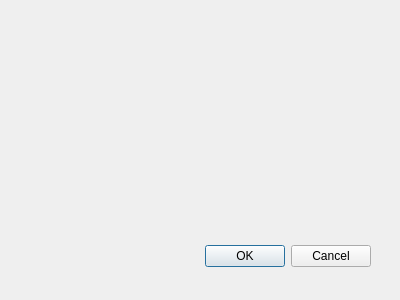
First picture: the form in settingsdialog.ui, repository stepankuzmin/mole, before the edit.
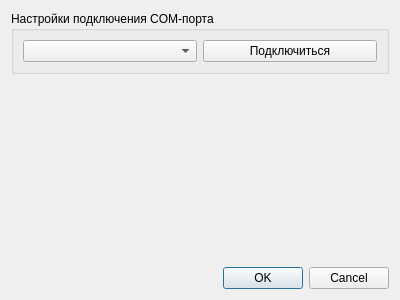
Second picture: the form after the edit.

Commit message: New: list of avaliable COM ports

The edit to the form file:
```diff
--- a/settingsdialog.ui
+++ b/settingsdialog.ui
@@ -13,15 +13,41 @@
   <property name="windowTitle">
    <string>Настройки</string>
   </property>
+  <layout class="QVBoxLayout" name="verticalLayout">
+   <item>
+    <widget class="QGroupBox" name="COMPortSettingsGroupBox">
+     <property name="title">
+      <string>Настройки подключения COM-порта</string>
+     </property>
+     <layout class="QHBoxLayout" name="horizontalLayout">
+      <item>
+       <widget class="QComboBox" name="COMPortsComboBox"/>
+      </item>
+      <item>
+       <widget class="QPushButton" name="ConnectToCOMPortPushButton">
+        <property name="text">
+         <string>Подключиться</string>
+        </property>
+       </widget>
+      </item>
+     </layout>
+    </widget>
+   </item>
+   <item>
+    <spacer name="verticalSpacer">
+     <property name="orientation">
+      <enum>Qt::Vertical</enum>
+     </property>
+     <property name="sizeHint" stdset="0">
+      <size>
+       <width>20</width>
+       <height>40</height>
+      </size>
+     </property>
+    </spacer>
+   </item>
+   <item>
   <widget class="QDialogButtonBox" name="buttonBox">
-   <property name="geometry">
-    <rect>
-     <x>30</x>
-     <y>240</y>
-     <width>341</width>
-     <height>32</height>
-    </rect>
-   </property>
    <property name="orientation">
     <enum>Qt::Horizontal</enum>
    </property>
@@ -29,6 +55,8 @@
     <set>QDialogButtonBox::Cancel|QDialogButtonBox::Ok</set>
    </property>
   </widget>
+   </item>
+  </layout>
  </widget>
  <resources/>
  <connections>
```
Lines whose indentation alone changed are shown as unchanged. The commit also changes 3 other files.
